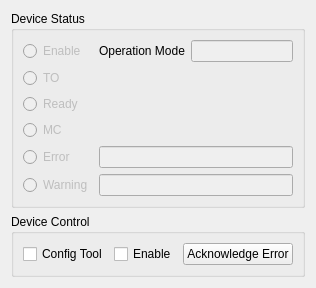
The window that source/wnd/h2status.ui (ww4u/mct-t4) describes before a commit, drawn with Qt 5.
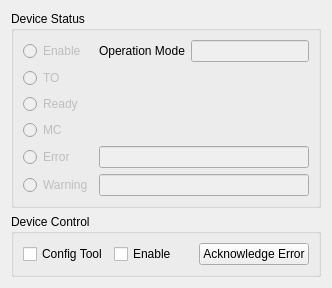
The same window after the commit.

What changed in the file:
```diff
--- a/source/wnd/h2status.ui
+++ b/source/wnd/h2status.ui
@@ -6,12 +6,12 @@
    <rect>
     <x>0</x>
     <y>0</y>
-    <width>311</width>
+    <width>332</width>
     <height>255</height>
    </rect>
   </property>
   <property name="sizePolicy">
-   <sizepolicy hsizetype="Fixed" vsizetype="Fixed">
+   <sizepolicy hsizetype="Fixed" vsizetype="Preferred">
     <horstretch>0</horstretch>
     <verstretch>0</verstretch>
    </sizepolicy>
```
